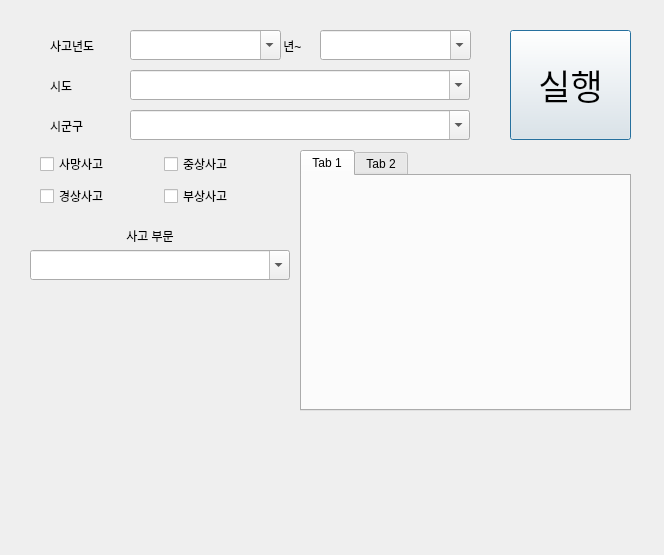
Above: SELENIUM/GIS/GUI_TEST.ui from mioneu0358/python1 before the change. Below: the same form after it.
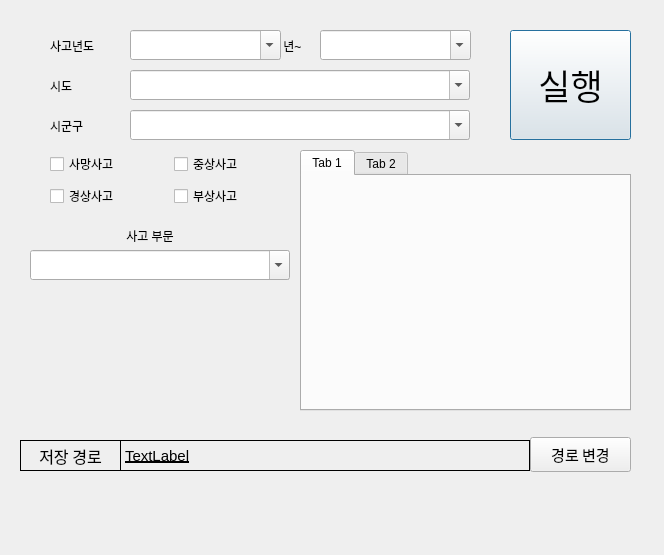
That is the form after the change.

```diff
--- a/SELENIUM/GIS/GUI_TEST.ui
+++ b/SELENIUM/GIS/GUI_TEST.ui
@@ -126,7 +126,7 @@
   <widget class="QWidget" name="gridLayoutWidget">
    <property name="geometry">
     <rect>
-     <x>40</x>
+     <x>50</x>
      <y>150</y>
      <width>241</width>
      <height>61</height>
@@ -240,6 +240,75 @@
     </attribute>
    </widget>
   </widget>
+  <widget class="QPushButton" name="path_btn">
+   <property name="geometry">
+    <rect>
+     <x>530</x>
+     <y>437</y>
+     <width>101</width>
+     <height>35</height>
+    </rect>
+   </property>
+   <property name="font">
+    <font>
+     <family>Agency FB</family>
+     <pointsize>11</pointsize>
+    </font>
+   </property>
+   <property name="text">
+    <string>경로 변경</string>
+   </property>
+  </widget>
+  <widget class="QLabel" name="label_6">
+   <property name="geometry">
+    <rect>
+     <x>20</x>
+     <y>440</y>
+     <width>101</width>
+     <height>31</height>
+    </rect>
+   </property>
+   <property name="font">
+    <font>
+     <family>Agency FB</family>
+     <pointsize>12</pointsize>
+    </font>
+   </property>
+   <property name="frameShape">
+    <enum>QFrame::Box</enum>
+   </property>
+   <property name="text">
+    <string>저장 경로</string>
+   </property>
+   <property name="alignment">
+    <set>Qt::AlignCenter</set>
+   </property>
+  </widget>
+  <widget class="QLabel" name="downloadPath_label">
+   <property name="geometry">
+    <rect>
+     <x>120</x>
+     <y>440</y>
+     <width>410</width>
+     <height>31</height>
+    </rect>
+   </property>
+   <property name="font">
+    <font>
+     <family>Arial</family>
+     <pointsize>11</pointsize>
+     <weight>50</weight>
+     <bold>false</bold>
+     <underline>true</underline>
+    </font>
+   </property>
+   <property name="frameShape">
+    <enum>QFrame::Box</enum>
+   </property>
+   <property name="text">
+    <string>TextLabel</string>
+   </property>
+  </widget>
  </widget>
  <resources/>
  <connections/>
```
